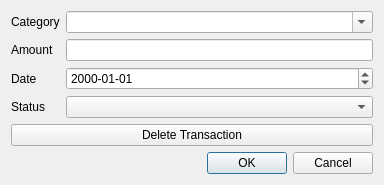
This is Widgets/TransactionEditorDialog.ui in asynts/QtAccounting as Qt 5 draws it before an edit. The edited form follows.
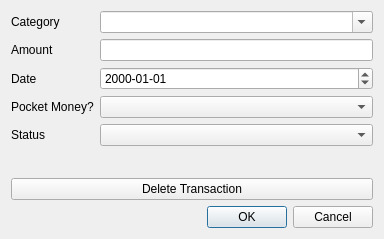
This is the edited form.

The edit to the form file:
```diff
--- a/Widgets/TransactionEditorDialog.ui
+++ b/Widgets/TransactionEditorDialog.ui
@@ -7,7 +7,7 @@
     <x>0</x>
     <y>0</y>
     <width>384</width>
-    <height>181</height>
+    <height>239</height>
    </rect>
   </property>
   <property name="windowTitle">
@@ -67,6 +67,16 @@
      <item row="4" column="1">
       <widget class="QComboBox" name="m_status_QComboBox"/>
      </item>
+     <item row="3" column="0">
+      <widget class="QLabel" name="label_2">
+       <property name="text">
+        <string>Pocket Money?</string>
+       </property>
+      </widget>
+     </item>
+     <item row="3" column="1">
+      <widget class="QComboBox" name="m_pocketMoney_QComboBox"/>
+     </item>
     </layout>
    </item>
    <item>
```
